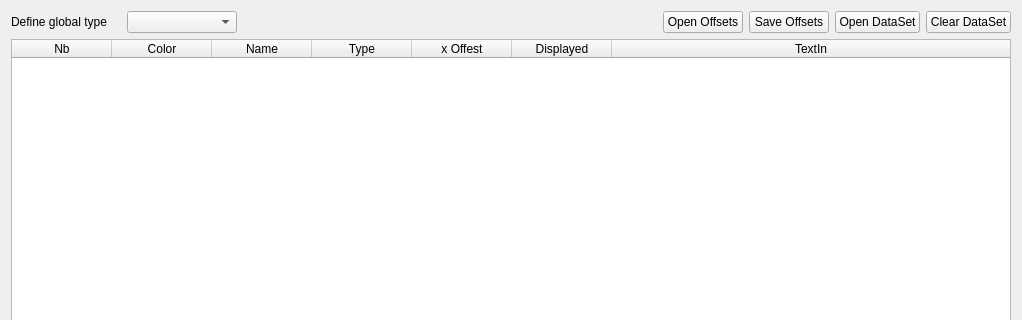
Above: curvelistwidget.ui from FdLSifu/qscat before the change; both pictures show x 0 to 1022 and y 0 to 320 of the 1022 by 772 pixel window. Below: the same form after it.
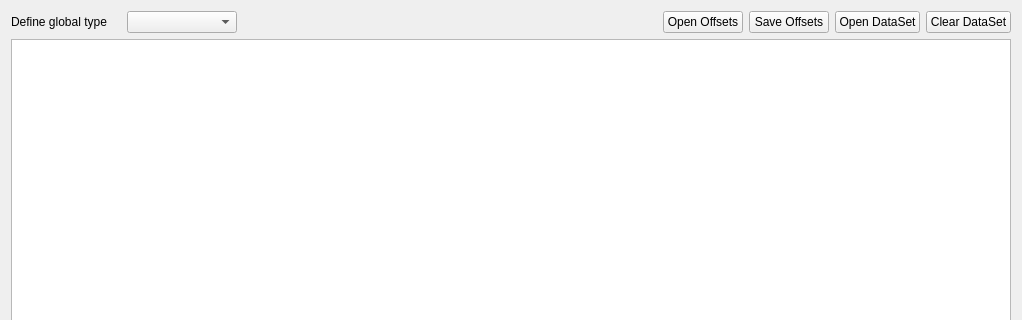
That is the form after the change.

Commit message: Moving from QTableItem to QTableVIew leads to rely only one list of curves

Patch:
```diff
--- a/curvelistwidget.ui
+++ b/curvelistwidget.ui
@@ -145,7 +145,7 @@
    <item row="1" column="0">
     <layout class="QHBoxLayout" name="horizontalLayout_6">
      <item>
-      <widget class="QTableWidget" name="table_curve">
+      <widget class="QTableView" name="tableview_curve">
        <property name="editTriggers">
         <set>QAbstractItemView::NoEditTriggers</set>
        </property>
@@ -155,12 +155,6 @@
        <property name="alternatingRowColors">
         <bool>true</bool>
        </property>
-       <property name="rowCount">
-        <number>0</number>
-       </property>
-       <property name="columnCount">
-        <number>7</number>
-       </property>
        <attribute name="horizontalHeaderCascadingSectionResizes">
         <bool>true</bool>
        </attribute>
@@ -170,41 +164,6 @@
        <attribute name="verticalHeaderVisible">
         <bool>false</bool>
        </attribute>
-       <column>
-        <property name="text">
-         <string>Nb</string>
-        </property>
-       </column>
-       <column>
-        <property name="text">
-         <string>Color</string>
-        </property>
-       </column>
-       <column>
-        <property name="text">
-         <string>Name</string>
-        </property>
-       </column>
-       <column>
-        <property name="text">
-         <string>Type</string>
-        </property>
-       </column>
-       <column>
-        <property name="text">
-         <string>x Offest</string>
-        </property>
-       </column>
-       <column>
-        <property name="text">
-         <string>Displayed</string>
-        </property>
-       </column>
-       <column>
-        <property name="text">
-         <string>TextIn</string>
-        </property>
-       </column>
       </widget>
      </item>
     </layout>
```
Left out of the diff: 3 changed lines with no effect on the pictures. The commit also changes 14 other files.
